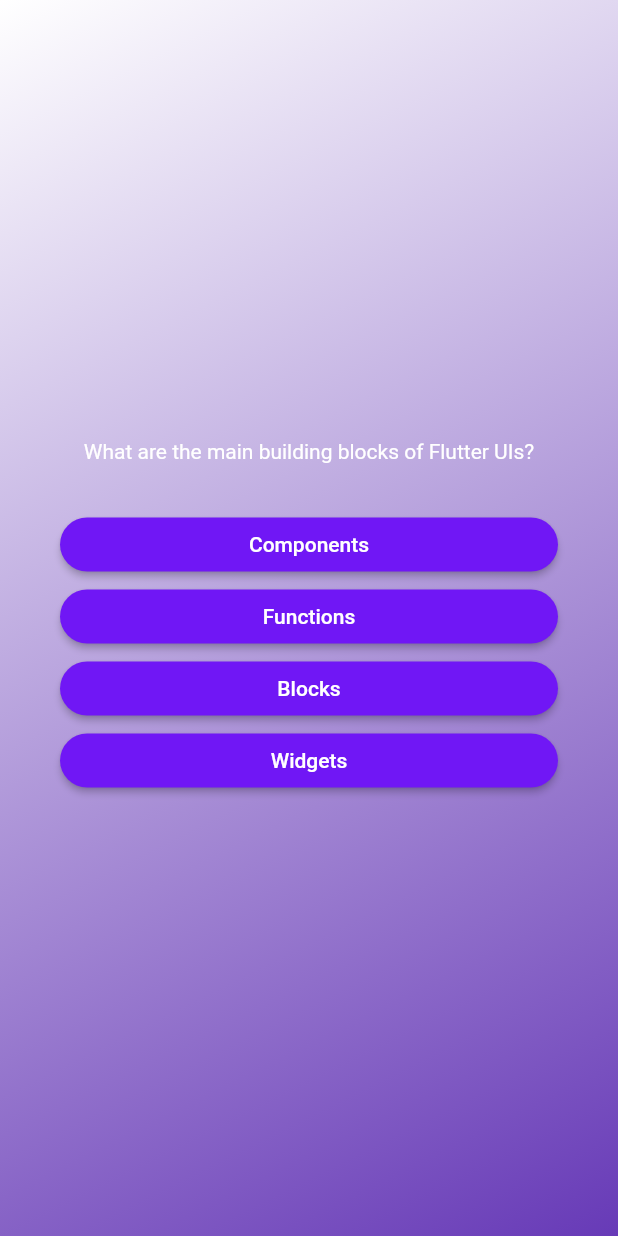
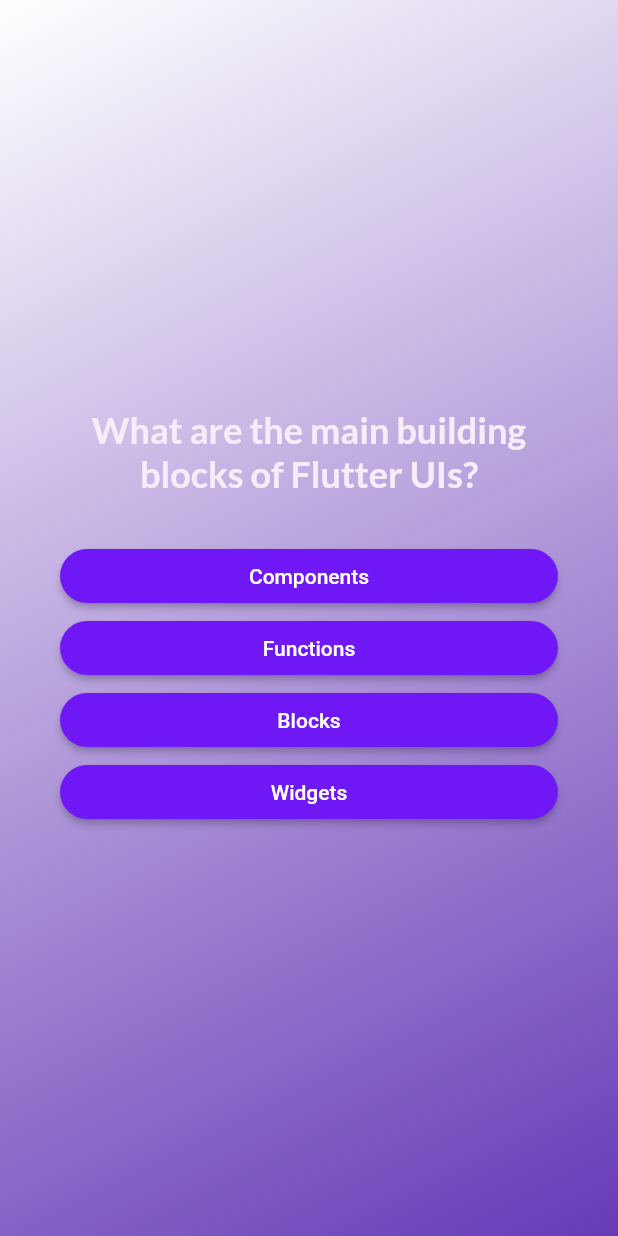
Before and after one commit to quangchien99/Flutter-Complete-Course, a Flutter app: the screen it shows after launch, after a tap on "Start Quizz", on a phone screen of 412 x 824 dp. Run offline on Flutter 3.47's test engine with Material 2 defaults, Android fonts, the phone set to English and light mode, and no system bars; our stand-ins replace google_fonts.

Commit message:
Implement google fonts

```diff
--- a/lib/question_screen.dart
+++ b/lib/question_screen.dart
@@ -1,4 +1,5 @@
 import 'package:flutter/material.dart';
+import 'package:google_fonts/google_fonts.dart';
 import 'package:quizz_app/answer_button.dart';
 import 'package:quizz_app/data/questions.dart';
 
@@ -34,7 +35,11 @@ class _QuestionScreenState extends State<QuestionScreen> {
           children: [
             Text(
               currentQuestion.text,
-              style: const TextStyle(color: Colors.white),
+              style: GoogleFonts.lato(
+                color: const Color.fromARGB(255, 245, 237, 250),
+                fontSize: 24,
+                fontWeight: FontWeight.bold,
+              ),
               textAlign: TextAlign.center,
             ),
             const SizedBox(
--- a/lib/start_screen.dart
+++ b/lib/start_screen.dart
@@ -1,4 +1,5 @@
 import 'package:flutter/material.dart';
+import 'package:google_fonts/google_fonts.dart';
 
 class StartScreen extends StatelessWidget {
   const StartScreen(this.startQuizz, {super.key});
@@ -18,11 +19,12 @@ class StartScreen extends StatelessWidget {
           const SizedBox(
             height: 80,
           ),
-          const Text(
-            'Learning Flutter ',
-            style: TextStyle(
-              color: Colors.white,
+          Text(
+            'Learning Flutter',
+            style: GoogleFonts.lato(
+              color: const Color.fromARGB(255, 247, 238, 255),
               fontSize: 24,
+              fontWeight: FontWeight.bold,
             ),
           ),
           const SizedBox(
--- a/pubspec.yaml
+++ b/pubspec.yaml
@@ -35,6 +35,7 @@ dependencies:
   # The following adds the Cupertino Icons font to your application.
   # Use with the CupertinoIcons class for iOS style icons.
   cupertino_icons: ^1.0.2
+  google_fonts: ^4.0.3
 
 dev_dependencies:
   flutter_test:
```
Also changed, not shown: pubspec.lock, 7 other files.
